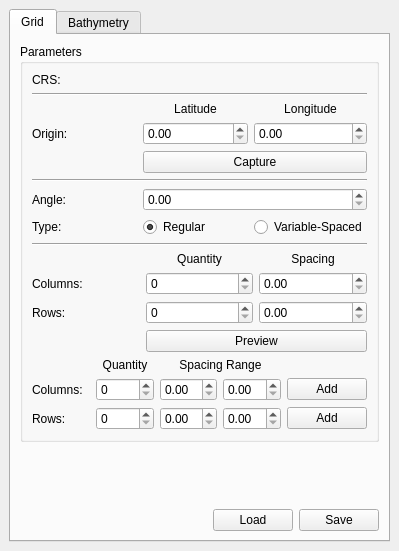
The window that mohid_qgis_dockwidget_base.ui (Mohid-Water-Modelling-System/MOHID_QGIS) describes before a commit, drawn with Qt 5.
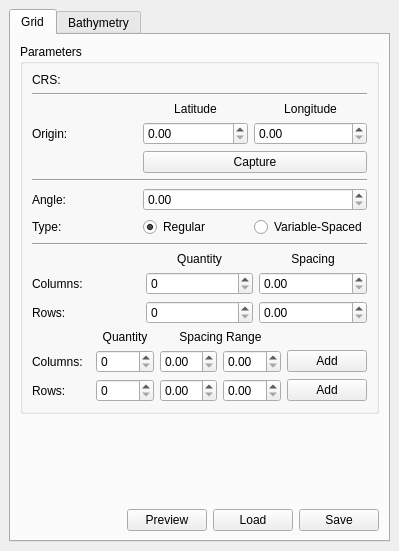
The same window after the commit. Custom widgets are drawn as their Qt base class.

```diff
--- a/mohid_qgis_dockwidget_base.ui
+++ b/mohid_qgis_dockwidget_base.ui
@@ -287,13 +287,6 @@
               <item row="2" column="2">
                <widget class="QDoubleSpinBox" name="doubleSpinBoxRegularRowsSpacing"/>
               </item>
-              <item row="3" column="1" colspan="2">
-               <widget class="QPushButton" name="pushButtonPreview">
-                <property name="text">
-                 <string>Preview</string>
-                </property>
-               </widget>
-              </item>
              </layout>
             </widget>
            </item>
@@ -327,6 +320,13 @@
           </layout>
          </widget>
         </item>
+        <item row="8" column="2">
+         <widget class="QPushButton" name="pushButtonPreview">
+          <property name="text">
+           <string>Preview</string>
+          </property>
+         </widget>
+        </item>
        </layout>
       </widget>
       <widget class="QWidget" name="tab_bathymetry">
```
Left out of the diff: 4 changed lines with no effect on the pictures.
